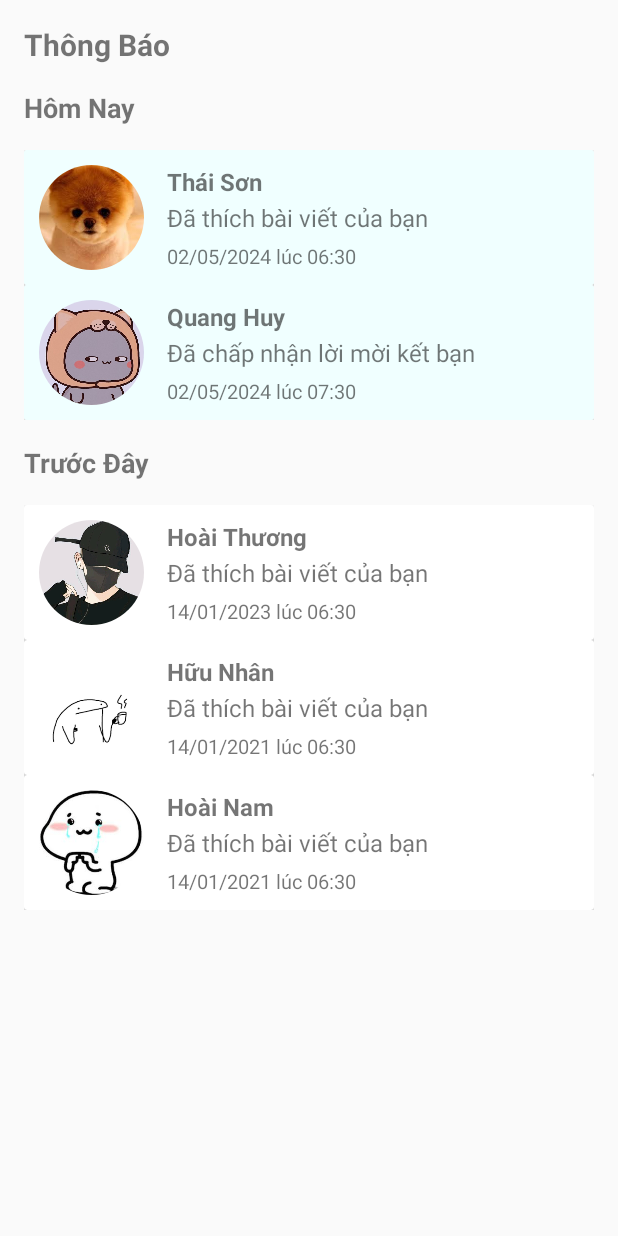
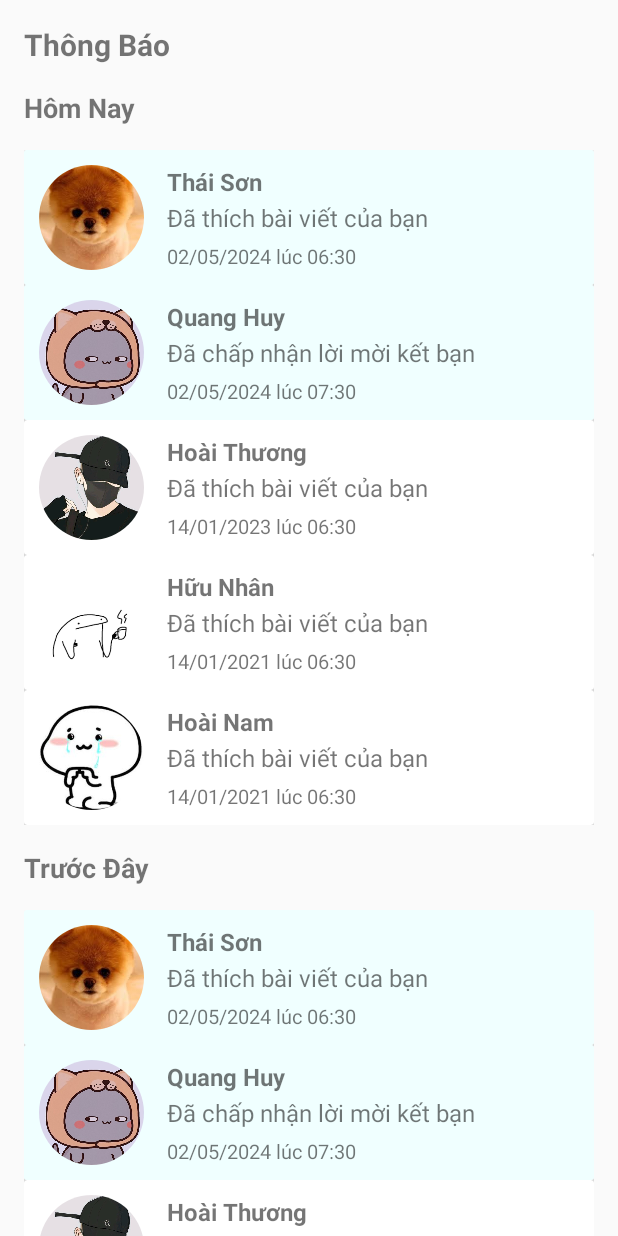
Before and after one commit to findme2910/LTMobile---Social-app, an Android app: the screen it shows after launch (NotificationActivity), on a phone screen of 412 x 824 dp. Run offline under Robolectric (Android 15) with nearby library versions, the phone set to English and light mode, and no system bars; our stand-ins replace CircleImageView.

Commit message:
finsh layout noti

```diff
--- a/mobile_frontend/app/build.gradle.kts
+++ b/mobile_frontend/app/build.gradle.kts
@@ -45,4 +45,5 @@ dependencies {
     androidTestImplementation("androidx.test.espresso:espresso-core:3.5.1")
     implementation ("androidx.cardview:cardview:1.0.0")
     implementation ("de.hdodenhof:circleimageview:3.1.0")
+
 }
--- a/mobile_frontend/app/src/main/java/com/example/myapplication/ui/activities/Notification.java
+++ b/mobile_frontend/app/src/main/java/com/example/myapplication/ui/activities/Notification.java
@@ -4,6 +4,7 @@ import java.text.SimpleDateFormat;
 import java.util.Date;
 // so sánh các thông báo dựa trên thời gian để tí nữa sort
 public class Notification implements  Comparable<Notification>{
+
     private String content;
     private int resourceId;
     private String name;
--- a/mobile_frontend/app/src/main/java/com/example/myapplication/ui/activities/NotificationActivity.java
+++ b/mobile_frontend/app/src/main/java/com/example/myapplication/ui/activities/NotificationActivity.java
@@ -3,6 +3,7 @@ package com.example.myapplication.ui.activities;
 import android.os.Bundle;
 
 import androidx.appcompat.app.AppCompatActivity;
+import androidx.recyclerview.widget.ItemTouchHelper;
 import androidx.recyclerview.widget.LinearLayoutManager;
 import androidx.recyclerview.widget.RecyclerView;
 
@@ -36,16 +37,30 @@ public class NotificationActivity extends AppCompatActivity {
         rcvNotiLater.setLayoutManager(linearLayoutManagerLater);
         rcvNotiLater.setAdapter(notiAdapterlater);
         notiAdapterlater.setData(getListLater());
+        //Thêm ItemTouchHelper để xử lý vuốt
+        ItemTouchHelper itemTouchHelper = new ItemTouchHelper(new ItemTouchHelper.SimpleCallback(0, ItemTouchHelper.LEFT) {
+            @Override
+            public boolean onMove(RecyclerView recyclerView, RecyclerView.ViewHolder viewHolder, RecyclerView.ViewHolder target) {
+                return false; // Không hỗ trợ kéo và thả
+            }
+
+            @Override
+            public void onSwiped(RecyclerView.ViewHolder viewHolder, int direction) {
+                // Xử lý khi vuốt
+                int position = viewHolder.getAdapterPosition();
+                notiAdaptertoDay.removeItem(position);
+            }
+        });
+
+        // Đính kèm ItemTouchHelper vào RecyclerView
+        itemTouchHelper.attachToRecyclerView(rcvNotiToday);
+        itemTouchHelper.attachToRecyclerView(rcvNotiLater);
     }
     //xử lý sau
-    private List<Notification> getListNoti (){
-        List<Notification> list = new ArrayList<>();
-        list.add(new Notification("Đã thích bài viết của bạn", R.drawable.avt_2, "Thái Sơn", new Date(2020 - 1900, 12, 14,6,30,30),false));
-        list.add(new Notification("Đã chấp nhận lời mời kết bạn", R.drawable.avt_1, "Quang Huy", new Date(2003 - 1900, 12, 14,6,30,30),false));
-        return list;
-    }
     private List<Notification> getListLater(){
         List<Notification> list = new ArrayList<>();
+        list.add(new Notification("Đã thích bài viết của bạn", R.drawable.avt_2, "Thái Sơn", new Date(2024 - 1900, 4, 2,6,30,30),false));
+        list.add(new Notification("Đã chấp nhận lời mời kết bạn", R.drawable.avt_1, "Quang Huy", new Date(2024 - 1900, 4, 2,7,30,30),false));
         list.add(new Notification("Đã thích bài viết của bạn", R.drawable.avt_3, "Hoài Thương", new Date(2022 - 1900, 12, 14,6,30,30),true));
         list.add(new Notification("Đã thích bài viết của bạn", R.drawable.avt_4, "Hữu Nhân", new Date(2020 - 1900, 12, 14,6,30,30),true));
         list.add(new Notification("Đã thích bài viết của bạn", R.drawable.avt_5, "Hoài Nam", new Date(2020 - 1900, 12, 14,6,30,30),true));
@@ -55,6 +70,9 @@ public class NotificationActivity extends AppCompatActivity {
         List<Notification> list = new ArrayList<>();
         list.add(new Notification("Đã thích bài viết của bạn", R.drawable.avt_2, "Thái Sơn", new Date(2024 - 1900, 4, 2,6,30,30),false));
         list.add(new Notification("Đã chấp nhận lời mời kết bạn", R.drawable.avt_1, "Quang Huy", new Date(2024 - 1900, 4, 2,7,30,30),false));
+        list.add(new Notification("Đã thích bài viết của bạn", R.drawable.avt_3, "Hoài Thương", new Date(2022 - 1900, 12, 14,6,30,30),true));
+        list.add(new Notification("Đã thích bài viết của bạn", R.drawable.avt_4, "Hữu Nhân", new Date(2020 - 1900, 12, 14,6,30,30),true));
+        list.add(new Notification("Đã thích bài viết của bạn", R.drawable.avt_5, "Hoài Nam", new Date(2020 - 1900, 12, 14,6,30,30),true));
         return list;
     }
     //xử lý logic nó nên là recyclerview hôm nay hay trước đây
--- a/mobile_frontend/app/src/main/java/com/example/myapplication/ui/activities/NotificationAdapter.java
+++ b/mobile_frontend/app/src/main/java/com/example/myapplication/ui/activities/NotificationAdapter.java
@@ -28,6 +28,10 @@ public class NotificationAdapter extends RecyclerView.Adapter<NotificationAdapte
         notifyDataSetChanged();
     }
 
+    public void removeItem(int position) {
+        listNoti.remove(position);
+        notifyItemRemoved(position);
+    }
     @NonNull
     @Override
     public NotificationAdapter.ViewHolder onCreateViewHolder(@NonNull ViewGroup parent, int viewType) {
--- a/mobile_frontend/app/src/main/res/layout/activity_notification.xml
+++ b/mobile_frontend/app/src/main/res/layout/activity_notification.xml
@@ -1,13 +1,19 @@
 <?xml version="1.0" encoding="utf-8"?>
-<RelativeLayout xmlns:android="http://schemas.android.com/apk/res/android"
+<androidx.core.widget.NestedScrollView
+    xmlns:android="http://schemas.android.com/apk/res/android"
     xmlns:tools="http://schemas.android.com/tools"
     android:layout_width="match_parent"
     android:layout_height="match_parent"
-    tools:context=".ui.activities.MainActivity"
+    tools:context=".ui.activities.NotificationActivity">
+<RelativeLayout
+    xmlns:app="http://schemas.android.com/apk/res-auto"
+    android:layout_width="match_parent"
+    android:layout_height="wrap_content"
     android:layout_marginLeft="@dimen/activity_horizontal_margin"
     android:layout_marginTop="@dimen/activity_horizontal_margin"
     android:layout_marginRight ="@dimen/activity_horizontal_margin"
     >
+
     <TextView
         android:id="@+id/label_noti"
         android:layout_width="wrap_content"
@@ -47,3 +53,4 @@
         android:layout_marginTop="@dimen/item_margin_top"
         />
 </RelativeLayout>
+</androidx.core.widget.NestedScrollView>
--- a/mobile_frontend/build.gradle.kts
+++ b/mobile_frontend/build.gradle.kts
@@ -1,4 +1,4 @@
 // Top-level build file where you can add configuration options common to all sub-projects/modules.
 plugins {
-    id("com.android.application") version "8.1.0" apply false
+    id("com.android.application") version "8.3.0" apply false
 }
```
Also changed, not shown: mobile_frontend/gradle/wrapper/gradle-wrapper.properties.
